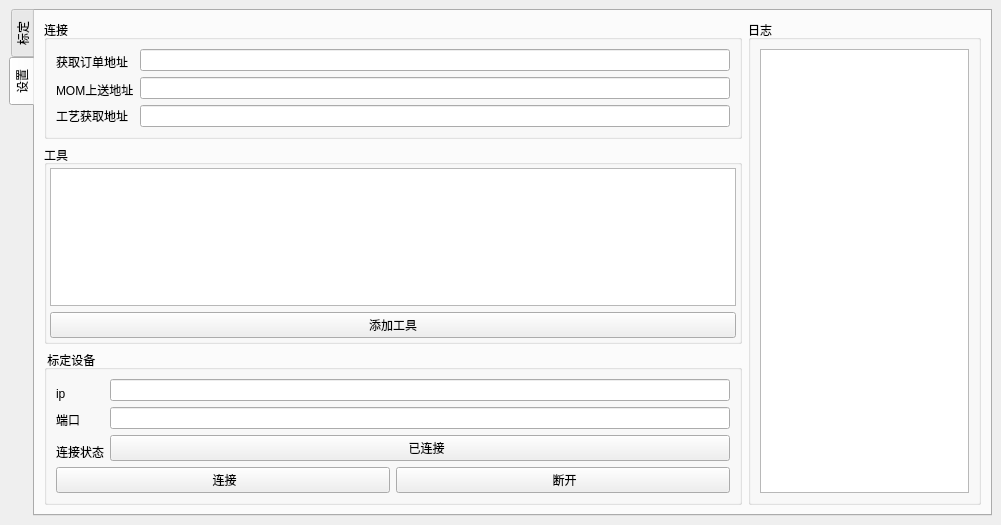
The window that ui/toolkit.ui (masami10/ts013_toolkits) describes before a commit, drawn with Qt 5.
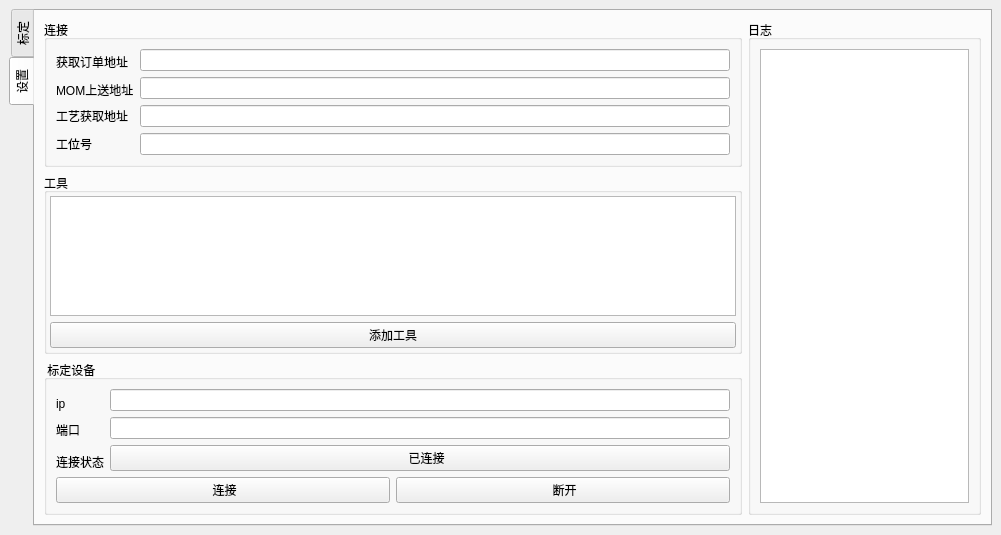
The same window after the commit. The open tabs and pages were chosen to show the change.

Commit message: [ADD] (ui) 增加了过滤本工位当日订单的按钮

```diff
--- a/ui/toolkit.ui
+++ b/ui/toolkit.ui
@@ -933,6 +933,16 @@
                  <item row="3" column="1">
                   <widget class="QLineEdit" name="OperationUrlEdit"/>
                  </item>
+                 <item row="4" column="0">
+                  <widget class="QLabel" name="workCenterLabel">
+                   <property name="text">
+                    <string>工位号</string>
+                   </property>
+                  </widget>
+                 </item>
+                 <item row="4" column="1">
+                  <widget class="QLineEdit" name="workCenterLabelEdit"/>
+                 </item>
                 </layout>
                </item>
               </layout>
```
Left out of the diff: 9 changed lines with no effect on the pictures. The commit also changes 12 other files.
